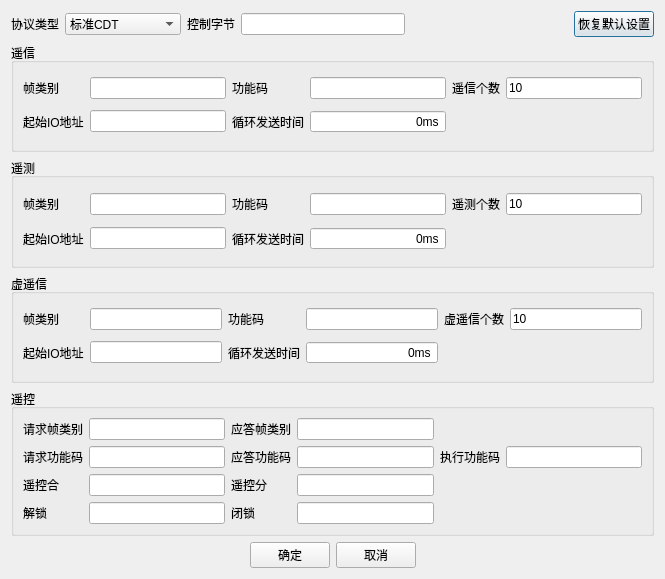
Old version of the form CdtTools/ui/cdtsettingdlg.ui in the repository CGinMax/ProtocolTools.
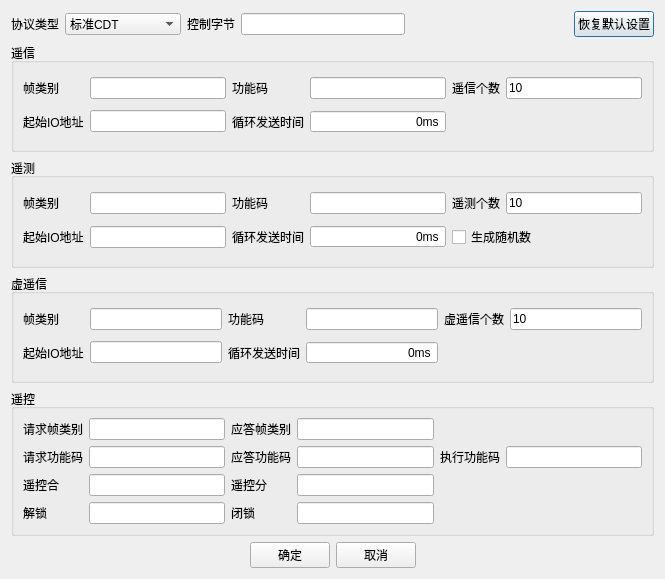
New version of the form.

```diff
--- a/CdtTools/ui/cdtsettingdlg.ui
+++ b/CdtTools/ui/cdtsettingdlg.ui
@@ -233,6 +233,13 @@
         </property>
        </widget>
       </item>
+      <item row="1" column="4" colspan="2">
+       <widget class="QCheckBox" name="cbRandom">
+        <property name="text">
+         <string>生成随机数</string>
+        </property>
+       </widget>
+      </item>
      </layout>
     </widget>
    </item>
```
Left out of the diff: 32 changed lines with no effect on the pictures.
